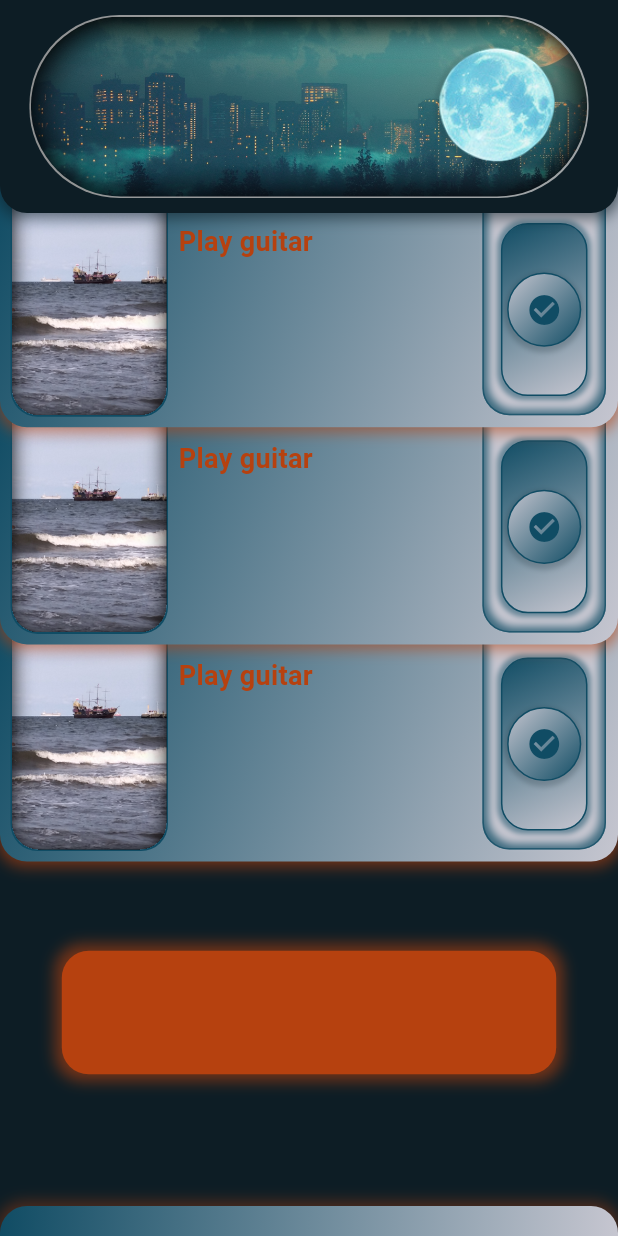
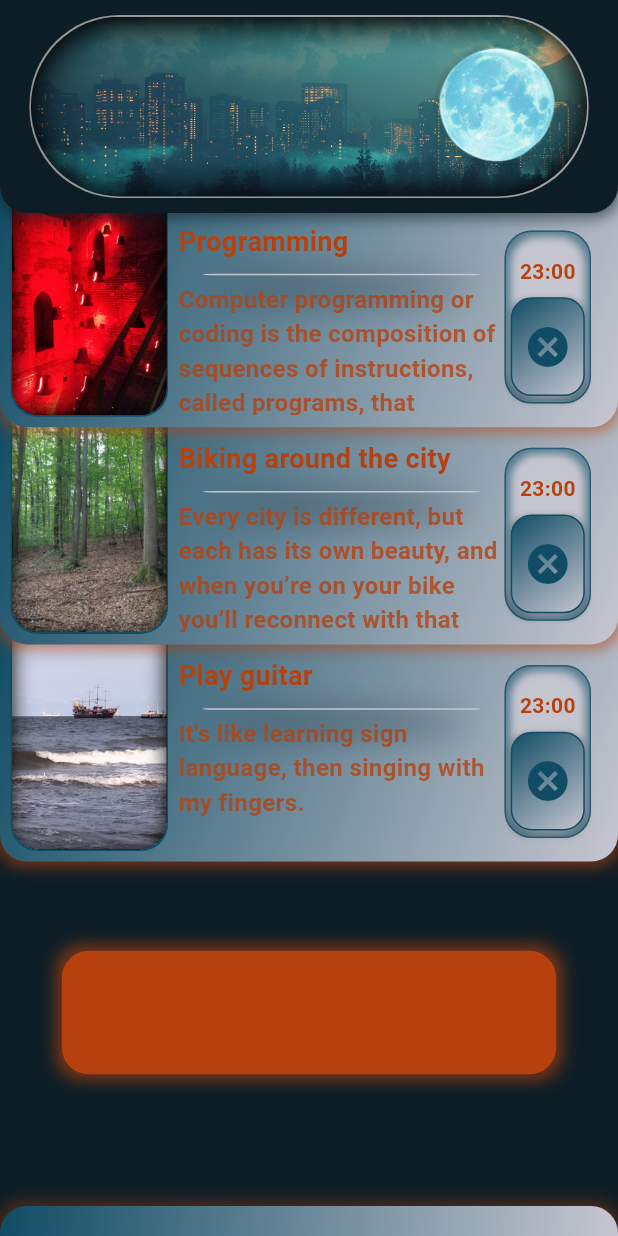
Before and after one commit to denissavishchev/day, a Flutter app: the screen it shows after launch, on a phone screen of 412 x 824 dp. Run offline on Flutter 3.47's test engine with Material 3 defaults, Android fonts, the phone set to English and light mode, and no system bars.

Commit message:
main screen ui

```diff
--- a/lib/main_screen.dart
+++ b/lib/main_screen.dart
@@ -72,16 +72,25 @@ class MainScreen extends StatelessWidget {
                       position: size.height * 0.4 + 80,
                       checked: data.checkedOne,
                       index: 1,
+                      text: 'Play guitar',
+                      description: 'It\'s like learning sign language, then singing with my fingers.',
+                      image: '1',
                     ),
                     TaskContainerWidget(
                       position: size.height * 0.2 + 100,
                       checked: data.checkedTwo,
                       index: 2,
+                      text: 'Biking around the city',
+                      description: 'Every city is different, but each has its own beauty, and when you’re on your bike you’ll reconnect with that beauty and remember just why it is you live there.',
+                      image: '2',
                     ),
                     TaskContainerWidget(
                       position: 120,
                       checked: data.checkedThree,
                       index: 3,
+                      text: 'Programming',
+                      description: 'Computer programming or coding is the composition of sequences of instructions, called programs, that computers can follow to perform tasks. It involves designing and implementing algorithms, step-by-step specifications of procedures, by writing code in one or more programming languages.',
+                      image: '3',
                     ),
                     Positioned(
                       top: 0,
--- a/lib/widgets/button_widget.dart
+++ b/lib/widgets/button_widget.dart
@@ -4,12 +4,10 @@ import '../constants.dart';
 class ButtonWidget extends StatelessWidget {
   const ButtonWidget({
     super.key,
-    required this.icon,
     required this.onTap,
     required this.checked,
   });
 
-  final IconData icon;
   final VoidCallback onTap;
   final bool checked;
 
@@ -22,28 +20,35 @@ class ButtonWidget extends StatelessWidget {
         width: size.height * 0.07,
         height: size.height * 0.14,
         alignment: Alignment.center,
+        padding: const EdgeInsets.symmetric(vertical: 4),
+        margin: const EdgeInsets.fromLTRB(0, 18, 18, 0),
         decoration: BoxDecoration(
-          border: Border.all(width: 1, color: kBlue),
+          border: Border.all(color: kBlue.withOpacity(0.7), width: 1),
+          borderRadius: const BorderRadius.all(Radius.circular(18)),
           boxShadow: [
             BoxShadow(
               color: kBlue.withOpacity(0.5),
-              spreadRadius: 2.0,
-              blurRadius: 2.0,
+            ),
+            const BoxShadow(
+              color: kGrey,
+              spreadRadius: -4.0,
+              blurRadius: 4.0,
             ),
           ],
-            gradient: const LinearGradient(
-                colors: [
-                  kGrey,
-                  kBlue
-                ],
-                begin: Alignment.bottomRight,
-                end: Alignment.topLeft
         ),
-            borderRadius: const BorderRadius.all(Radius.circular(18)),
-        ),
-        child: Container(
+        child: Stack(
+          alignment: Alignment.center,
+          children: [
+            const Positioned(
+              top: 12,
+                child: Text('23:00', style: TextStyle(color: kRed, fontWeight: FontWeight.bold),)),
+            AnimatedAlign(
+              duration: const Duration(milliseconds: 300),
+              alignment: checked ? Alignment.topCenter : Alignment.bottomCenter,
+              child: AnimatedContainer(
+                duration: const Duration(milliseconds: 300),
                 width: size.height * 0.06,
-          height: size.height * 0.06,
+                height: size.height * 0.08,
                 decoration: BoxDecoration(
                     border: Border.all(
                         color: checked ? kRed : kBlue,
@@ -61,13 +66,22 @@ class ButtonWidget extends StatelessWidget {
                           kGrey,
                           kBlue
                         ],
-                  begin: Alignment.topLeft,
-                  end: Alignment.bottomRight
+                        begin: Alignment.bottomRight,
+                        end: Alignment.topLeft
                     ),
-              borderRadius: const BorderRadius.all(Radius.circular(100))
+                    borderRadius: const BorderRadius.all(Radius.circular(14))
                 ),
-          child: Icon(icon, color: checked ? kRed : kBlue,
+                child: Center(
+                  child: AnimatedCrossFade(
+                    firstChild: const Icon(Icons.check_circle, color: kRed, size: 32,),
+                    secondChild: const Icon(Icons.cancel, color: kBlue, size: 32,),
+                    crossFadeState: checked ? CrossFadeState.showFirst : CrossFadeState.showSecond,
+                    duration: const Duration(milliseconds: 100),
                   ),
+                ),
+              ),
+            ),
+          ],
         ),
       ),
     );
--- a/lib/widgets/task_container_widget.dart
+++ b/lib/widgets/task_container_widget.dart
@@ -1,4 +1,5 @@
 import 'package:day/main_provider.dart';
+import 'package:flutter/cupertino.dart';
 import 'package:flutter/material.dart';
 import 'package:provider/provider.dart';
 import '../constants.dart';
@@ -10,11 +11,17 @@ class TaskContainerWidget extends StatelessWidget {
     required this.position,
     required this.checked,
     required this.index,
+    required this.text,
+    required this.description,
+    required this.image,
   });
 
   final double position;
   final bool checked;
   final int index;
+  final String text;
+  final String description;
+  final String image;
 
   @override
   Widget build(BuildContext context) {
@@ -52,12 +59,12 @@ class TaskContainerWidget extends StatelessWidget {
                     width: size.width * 0.25,
                     clipBehavior: Clip.hardEdge,
                     margin: const EdgeInsets.all(8),
-                    decoration: const BoxDecoration(
+                    decoration: BoxDecoration(
                         image: DecorationImage(
-                            image: AssetImage('assets/images/1.jpg'),fit: BoxFit.cover,
+                            image: AssetImage('assets/images/$image.jpg'),fit: BoxFit.cover,
                         ),
-                        borderRadius: BorderRadius.vertical(bottom: Radius.circular(18)),
-                        boxShadow: [
+                        borderRadius: const BorderRadius.vertical(bottom: Radius.circular(18)),
+                        boxShadow: const [
                           BoxShadow(
                               color: kBlue,
                               spreadRadius: 1,
@@ -66,43 +73,58 @@ class TaskContainerWidget extends StatelessWidget {
                     ),
                     child: Image.asset('assets/images/shadow.png', fit: BoxFit.fill,),
                   ),
-                  const Expanded(
+                  Expanded(
                     child: Padding(
-                      padding: EdgeInsets.only(top: 28),
+                      padding: const EdgeInsets.only(top: 28, bottom: 8),
                       child: Column(
                         crossAxisAlignment: CrossAxisAlignment.start,
                         children: [
-                          Text('Play guitar',
-                            style: TextStyle(color: kRed, fontSize: 18, fontWeight: FontWeight.bold),),
+                          Text(text,
+                            style: const TextStyle(color: kRed, fontSize: 18, fontWeight: FontWeight.bold),),
+                          const SizedBox(height: 4,),
+                          Center(
+                            child: Stack(
+                              alignment: Alignment.center,
+                              children: [
+                                Container(
+                                  width: size.width * 0.4,
+                                  height: 10,
+                                  decoration: BoxDecoration(
+                                    borderRadius: const BorderRadius.all(Radius.elliptical(150, 10)),
+                                    boxShadow: [
+                                      BoxShadow(
+                                        color: kBlack.withOpacity(0.5),
+                                        blurRadius: 20,
+                                        spreadRadius: 1.5,
+                                        offset: const Offset(0, 10)
+                                      )
+                                    ]
+                                  ),
+                                ),
+                                Container(
+                                  width: size.width * 0.45,
+                                  height: 1,
+                                  decoration: const BoxDecoration(
+                                      color: kGrey,
+                                      borderRadius: BorderRadius.all(Radius.elliptical(150, 10)),
+                                  ),
+                                ),
+                              ],
+                            ),
+                          ),
+                          Expanded(
+                            child: SingleChildScrollView(
+                              child: Text(description,
+                                style: TextStyle(color: kRed.withOpacity(0.8), fontSize: 16, fontWeight: FontWeight.bold),),
+                            ),
+                          ),
                         ],
                       ),
                     ),
                   ),
-                  Container(
-                    height: double.infinity,
-                    width: size.width * 0.2,
-                    margin: const EdgeInsets.all(8),
-                    padding: const EdgeInsets.only(top: 8),
-                    alignment: Alignment.center,
-                    decoration: BoxDecoration(
-                      border: Border.all(color: kBlue.withOpacity(0.7), width: 1),
-                      borderRadius: const BorderRadius.vertical(bottom: Radius.circular(18)),
-                      boxShadow: [
-                        BoxShadow(
-                          color: kBlue.withOpacity(0.7),
-                        ),
-                        const BoxShadow(
-                          color: kGrey,
-                          spreadRadius: -4.0,
-                          blurRadius: 4.0,
-                        ),
-                      ],
-                    ),
-                    child: ButtonWidget(
-                      icon: Icons.check_circle,
-                      checked: checked,
-                      onTap: () => data.switchChecked(index)
-                    ),
+                  ButtonWidget(
+                    checked: checked,
+                    onTap: () => data.switchChecked(index)
                   ),
                 ],
               ),
```
Also changed, not shown: assets/images/2.jpg (added), assets/images/3.jpg (added). Lines whose indentation alone changed are shown as unchanged.
